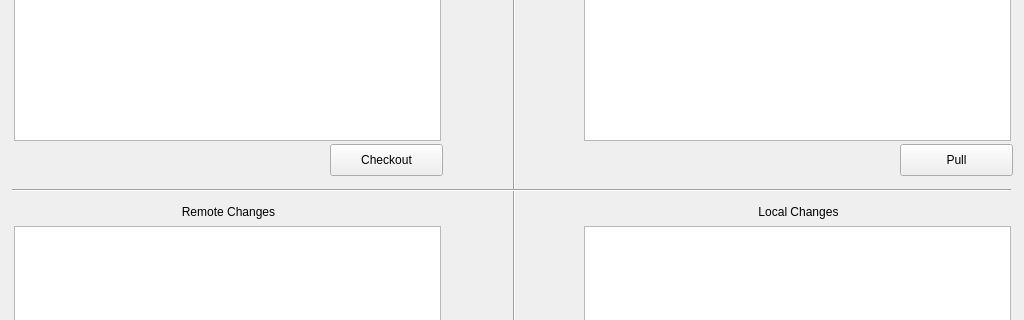
Old version of the form gui/ivcs_mainwindow.ui in the repository minorsecond/ivcs; both pictures show x 0 to 1024 and y 171 to 491 of the 1024 by 680 pixel window.
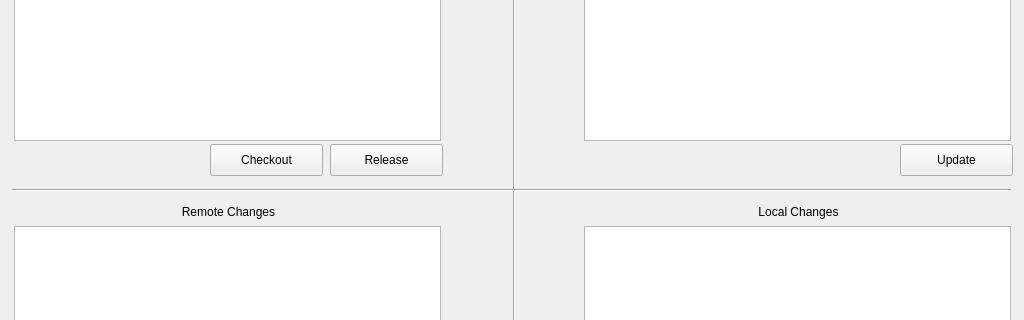
New version of the form.

Commit message: -> Added release button to Main Window, for releasing file locks.

```diff
--- a/gui/ivcs_mainwindow.ui
+++ b/gui/ivcs_mainwindow.ui
@@ -62,7 +62,7 @@
    <widget class="QPushButton" name="CheckoutButton">
     <property name="geometry">
      <rect>
-      <x>330</x>
+      <x>210</x>
       <y>296</y>
       <width>113</width>
       <height>32</height>
@@ -219,7 +219,20 @@
      </rect>
     </property>
     <property name="text">
-     <string>Pull</string>
+     <string>Update</string>
+    </property>
+   </widget>
+   <widget class="QPushButton" name="ReleaseButton">
+    <property name="geometry">
+     <rect>
+      <x>330</x>
+      <y>296</y>
+      <width>113</width>
+      <height>32</height>
+     </rect>
+    </property>
+    <property name="text">
+     <string>Release</string>
     </property>
    </widget>
   </widget>
```
The commit also changes 1 other file.
